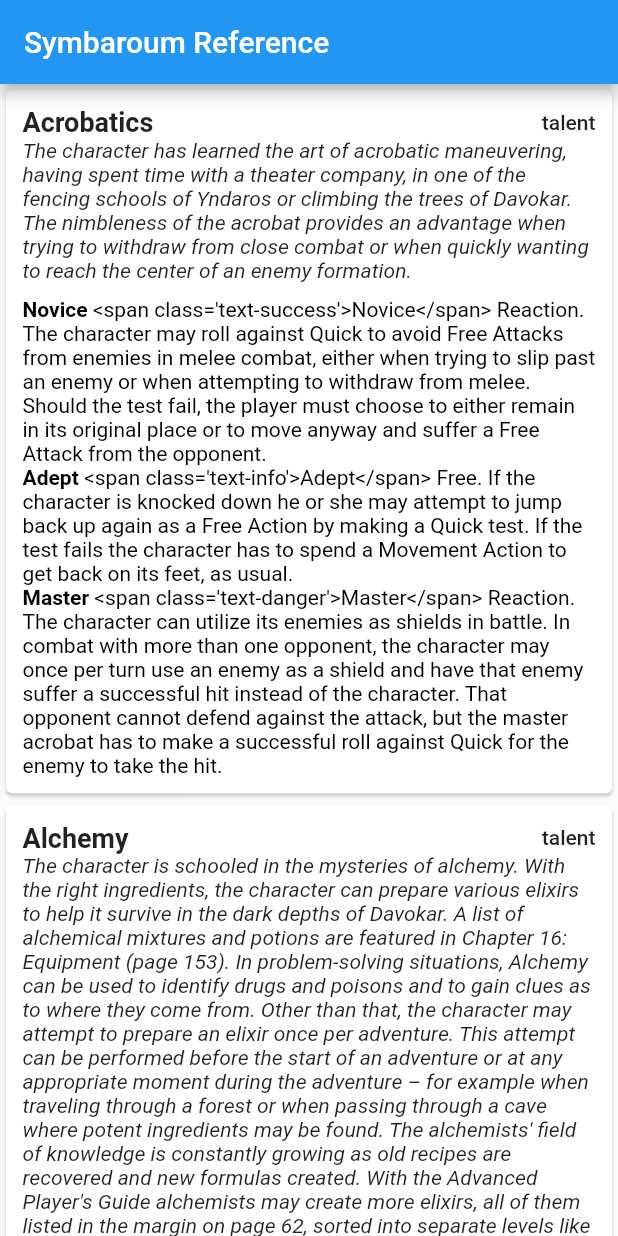
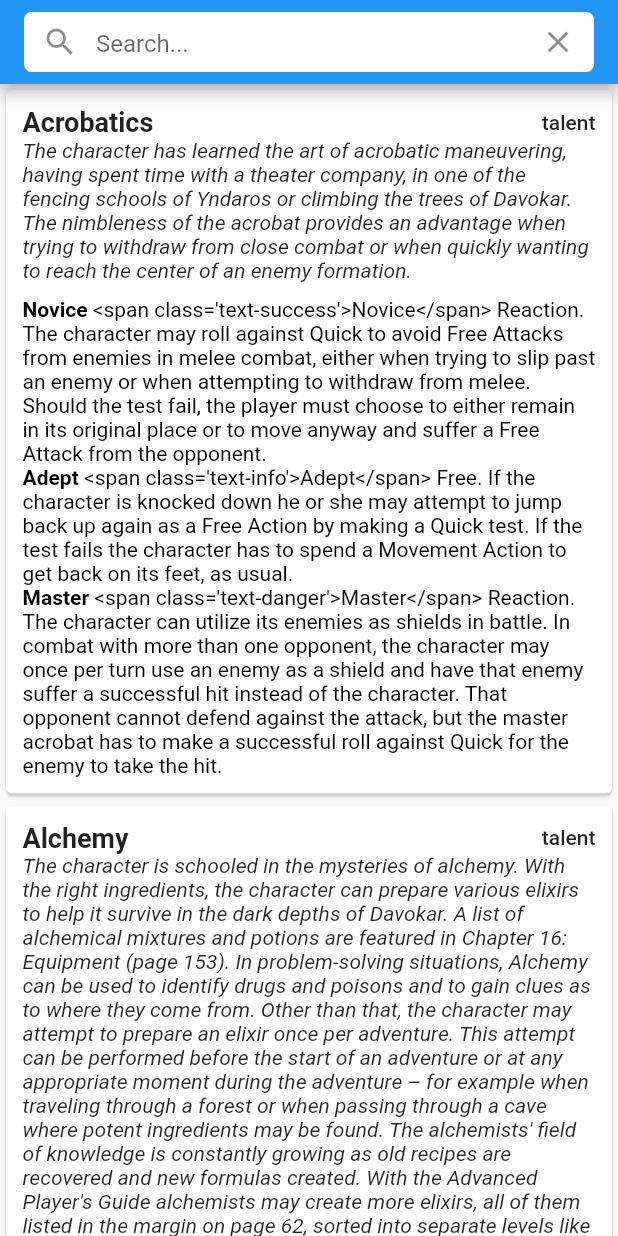
Before and after one commit to dokker/symbaroum_lookup, a Flutter app: the screen it shows after launch, on a phone screen of 412 x 824 dp. Run offline on Flutter 3.47's test engine with Material 2 defaults, Android fonts, the phone set to English and light mode, and no system bars; our stand-ins replace flutter_markdown.

Commit message:
add search bar

```diff
--- a/lib/main.dart
+++ b/lib/main.dart
@@ -2,6 +2,7 @@
 // Use of this source code is governed by a BSD-style license that can be
 // found in the LICENSE file.
 
+import 'package:flutter/cupertino.dart';
 import 'package:flutter/material.dart';
 import 'dart:convert';
 
@@ -68,11 +69,37 @@ class _SearchAppState extends State<SearchApp> {
     return dataItem == null ? '' : dataItem!;
   }
 
+  void _runFilter (String enteredKeyword) {
+  }
+
   @override
   Widget build(BuildContext context) {
+    // controller for clearing input
+    final TextEditingController _controller = TextEditingController();
     return Scaffold(
       appBar: AppBar(
-        title: const Text('Symbaroum Reference'),
+        title: Container(
+          height: 40,
+          decoration: BoxDecoration(
+            color: Colors.white, borderRadius: BorderRadius.circular(5),
+          ),
+          child: Center(
+            child: TextField(
+              controller: _controller,
+              decoration: InputDecoration(
+                prefixIcon: const Icon(Icons.search),
+                suffixIcon: IconButton(
+                  icon: const Icon(Icons.clear),
+                  onPressed: _controller.clear,
+                ),
+                hintText: 'Search...',
+                border: InputBorder.none
+              ),
+            ),
+          ),
+        ),
+        automaticallyImplyLeading: false,
+        centerTitle: true,
       ),
       body: _buildSuggestions(),
     );
```
